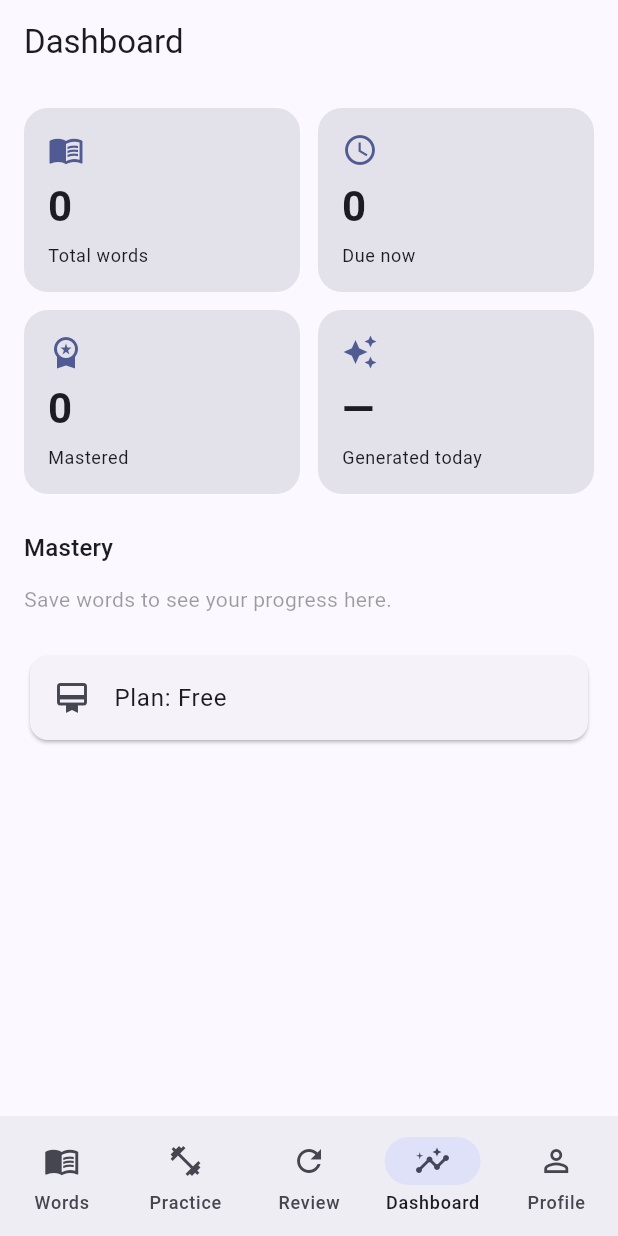
After one commit to MrYuriy/langup_mobile, a Flutter app: the DashboardScreen screen opened by its route, on a phone screen of 412 x 824 dp. The commit adds this screen. Run offline on Flutter 3.47's test engine with Material 3 defaults, Android fonts, the phone set to English and light mode, and no system bars; our stand-ins replace dio, flutter_riverpod, flutter_secure_storage, go_router, google_sign_in; accounts and stored records are empty; network calls fail.

Commit message:
Phase 5: Dashboard
- Subscription model + payments repository
- DashboardController aggregates vocabulary/review/quota/subscription (each degrades independently)
- Stat tiles, mastery breakdown bar, plan card; pull-to-refresh
- Remove ComingSoon placeholders (all tabs now real)

```diff
--- /dev/null
+++ b/lib/core/models/subscription.dart
@@ -0,0 +1,35 @@
+/// The user's subscription — matches `SubscriptionOut`.
+class Subscription {
+  const Subscription({
+    required this.status,
+    required this.planCode,
+    required this.isActive,
+    required this.currentPeriodEnd,
+    required this.cancelAtPeriodEnd,
+  });
+
+  final String status; // e.g. TRIALING, ACTIVE, NONE
+  final String? planCode;
+  final bool isActive;
+  final DateTime? currentPeriodEnd;
+  final bool cancelAtPeriodEnd;
+
+  bool get isTrial => status == 'TRIALING' && isActive;
+
+  /// Human label used by the dashboard and profile.
+  String get label {
+    if (isTrial) return 'Premium trial';
+    if (isActive) return 'Premium';
+    return 'Free';
+  }
+
+  factory Subscription.fromJson(Map<String, dynamic> json) => Subscription(
+        status: json['status'] as String,
+        planCode: json['plan_code'] as String?,
+        isActive: json['is_active'] as bool? ?? false,
+        currentPeriodEnd: json['current_period_end'] != null
+            ? DateTime.tryParse(json['current_period_end'] as String)
+            : null,
+        cancelAtPeriodEnd: json['cancel_at_period_end'] as bool? ?? false,
+      );
+}
--- /dev/null
+++ b/lib/features/dashboard/dashboard_controller.dart
@@ -0,0 +1,109 @@
+import 'package:flutter_riverpod/flutter_riverpod.dart';
+
+import '../../core/models/exercise.dart';
+import '../../core/models/subscription.dart';
+import '../../core/providers.dart';
+import '../payments/payments_repository.dart';
+import '../practice/practice_controller.dart';
+import '../review/review_repository.dart';
+import '../vocabulary/vocabulary_controller.dart';
+
+/// Read-only progress overview, computed from existing endpoints (no dedicated
+/// stats API) — mirrors the web `dashboard.js`.
+class DashboardState {
+  const DashboardState({
+    this.loading = true,
+    this.total = 0,
+    this.mastery = const {'NEW': 0, 'LEARNING': 0, 'REVIEW': 0, 'MASTERED': 0},
+    this.dueCount = 0,
+    this.dueCapped = false,
+    this.quota,
+    this.subscription,
+  });
+
+  final bool loading;
+  final int total;
+  final Map<String, int> mastery;
+  final int dueCount;
+  final bool dueCapped;
+  final GenerationQuota? quota;
+  final Subscription? subscription;
+
+  DashboardState copyWith({
+    bool? loading,
+    int? total,
+    Map<String, int>? mastery,
+    int? dueCount,
+    bool? dueCapped,
+    GenerationQuota? quota,
+    Subscription? subscription,
+  }) {
+    return DashboardState(
+      loading: loading ?? this.loading,
+      total: total ?? this.total,
+      mastery: mastery ?? this.mastery,
+      dueCount: dueCount ?? this.dueCount,
+      dueCapped: dueCapped ?? this.dueCapped,
+      quota: quota ?? this.quota,
+      subscription: subscription ?? this.subscription,
+    );
+  }
+}
+
+class DashboardController extends StateNotifier<DashboardState> {
+  DashboardController(this._ref) : super(const DashboardState()) {
+    load();
+  }
+
+  final Ref _ref;
+
+  Future<void> load() async {
+    state = state.copyWith(loading: true);
+
+    final vocabF = _ref.read(vocabularyRepositoryProvider).list(limit: 1000);
+    final dueF = _ref.read(reviewRepositoryProvider).next(limit: 100);
+    final quotaF = _ref.read(exercisesRepositoryProvider).quota();
+    final subF = _ref.read(paymentsRepositoryProvider).subscription();
+
+    var next = state.copyWith(loading: false);
+
+    // Each tile degrades independently on its own failure.
+    try {
+      final page = await vocabF;
+      final counts = {'NEW': 0, 'LEARNING': 0, 'REVIEW': 0, 'MASTERED': 0};
+      for (final w in page.items) {
+        counts[w.masteryLevel] = (counts[w.masteryLevel] ?? 0) + 1;
+      }
+      next = next.copyWith(total: page.total, mastery: counts);
+    } catch (_) {}
+
+    try {
+      final due = await dueF;
+      next = next.copyWith(dueCount: due.length, dueCapped: due.length >= 100);
+    } catch (_) {}
+
+    try {
+      next = next.copyWith(quota: await quotaF);
+    } catch (_) {}
+
+    try {
+      final sub = await subF;
+      if (sub != null) next = next.copyWith(subscription: sub);
+    } catch (_) {}
+
+    state = next;
+  }
+}
+
+final reviewRepositoryProvider = Provider<ReviewRepository>((ref) {
+  return ReviewRepository(ref.watch(apiClientProvider));
+});
+
+final paymentsRepositoryProvider = Provider<PaymentsRepository>((ref) {
+  return PaymentsRepository(ref.watch(apiClientProvider));
+});
+
+final dashboardControllerProvider =
+    StateNotifierProvider.autoDispose<DashboardController, DashboardState>((ref) {
+  return DashboardController(ref);
+});
--- /dev/null
+++ b/lib/features/dashboard/dashboard_screen.dart
@@ -0,0 +1,192 @@
+import 'package:flutter/material.dart';
+import 'package:flutter_riverpod/flutter_riverpod.dart';
+
+import '../../core/mastery.dart';
+import 'dashboard_controller.dart';
+
+class DashboardScreen extends ConsumerWidget {
+  const DashboardScreen({super.key});
+
+  @override
+  Widget build(BuildContext context, WidgetRef ref) {
+    final state = ref.watch(dashboardControllerProvider);
+    final ctrl = ref.read(dashboardControllerProvider.notifier);
+
+    return Scaffold(
+      appBar: AppBar(title: const Text('Dashboard')),
+      body: state.loading
+          ? const Center(child: CircularProgressIndicator())
+          : RefreshIndicator(
+              onRefresh: ctrl.load,
+              child: ListView(
+                padding: const EdgeInsets.all(16),
+                children: [
+                  _statGrid(context, state),
+                  const SizedBox(height: 24),
+                  _MasterySection(state: state),
+                  const SizedBox(height: 24),
+                  _PlanCard(state: state),
+                ],
+              ),
+            ),
+    );
+  }
+
+  Widget _statGrid(BuildContext context, DashboardState s) {
+    final gen = s.quota == null
+        ? '—'
+        : s.quota!.unlimited
+            ? '${s.quota!.used} · ∞'
+            : '${s.quota!.used} / ${s.quota!.limit}';
+    return GridView.count(
+      crossAxisCount: 2,
+      shrinkWrap: true,
+      physics: const NeverScrollableScrollPhysics(),
+      mainAxisSpacing: 12,
+      crossAxisSpacing: 12,
+      childAspectRatio: 1.5,
+      children: [
+        _StatTile(label: 'Total words', value: '${s.total}', icon: Icons.menu_book),
+        _StatTile(
+            label: 'Due now',
+            value: s.dueCapped ? '100+' : '${s.dueCount}',
+            icon: Icons.schedule),
+        _StatTile(
+            label: 'Mastered',
+            value: '${s.mastery['MASTERED'] ?? 0}',
+            icon: Icons.workspace_premium),
+        _StatTile(label: 'Generated today', value: gen, icon: Icons.auto_awesome),
+      ],
+    );
+  }
+}
+
+class _StatTile extends StatelessWidget {
+  const _StatTile({required this.label, required this.value, required this.icon});
+  final String label;
+  final String value;
+  final IconData icon;
+
+  @override
+  Widget build(BuildContext context) {
+    final scheme = Theme.of(context).colorScheme;
+    return Container(
+      padding: const EdgeInsets.all(16),
+      decoration: BoxDecoration(
+        color: scheme.surfaceContainerHighest,
+        borderRadius: BorderRadius.circular(16),
+      ),
+      child: Column(
+        crossAxisAlignment: CrossAxisAlignment.start,
+        mainAxisAlignment: MainAxisAlignment.spaceBetween,
+        children: [
+          Icon(icon, color: scheme.primary),
+          Text(value,
+              style: Theme.of(context)
+                  .textTheme
+                  .headlineMedium
+                  ?.copyWith(fontWeight: FontWeight.bold)),
+          Text(label, style: Theme.of(context).textTheme.bodySmall),
+        ],
+      ),
+    );
+  }
+}
+
+class _MasterySection extends StatelessWidget {
+  const _MasterySection({required this.state});
+  final DashboardState state;
+
+  @override
+  Widget build(BuildContext context) {
+    final total = state.total;
+    return Column(
+      crossAxisAlignment: CrossAxisAlignment.start,
+      children: [
+        Text('Mastery', style: Theme.of(context).textTheme.titleMedium),
+        const SizedBox(height: 12),
+        if (total == 0)
+          Text('Save words to see your progress here.',
+              style: Theme.of(context)
+                  .textTheme
+                  .bodyMedium
+                  ?.copyWith(color: Theme.of(context).disabledColor))
+        else ...[
+          ClipRRect(
+            borderRadius: BorderRadius.circular(8),
+            child: SizedBox(
+              height: 14,
+              child: Row(
+                children: [
+                  for (final level in Mastery.order)
+                    Expanded(
+                      flex: (state.mastery[level] ?? 0),
+                      child: Container(color: Mastery.color(level)),
+                    ),
+                ],
+              ),
+            ),
+          ),
+          const SizedBox(height: 12),
+          Wrap(
+            spacing: 16,
+            runSpacing: 8,
+            children: [
+              for (final level in Mastery.order)
+                _legend(context, level, state.mastery[level] ?? 0),
+            ],
+          ),
+        ],
+      ],
+    );
+  }
+
+  Widget _legend(BuildContext context, String level, int count) {
+    return Row(
+      mainAxisSize: MainAxisSize.min,
+      children: [
+        Container(
+          width: 12,
+          height: 12,
+          decoration: BoxDecoration(
+            color: Mastery.color(level),
+            borderRadius: BorderRadius.circular(3),
+          ),
+        ),
+        const SizedBox(width: 6),
+        Text('${Mastery.label(level)} · $count',
+            style: Theme.of(context).textTheme.bodySmall),
+      ],
+    );
+  }
+}
+
+class _PlanCard extends StatelessWidget {
+  const _PlanCard({required this.state});
+  final DashboardState state;
+
+  @override
+  Widget build(BuildContext context) {
+    final sub = state.subscription;
+    final label = sub?.label ?? 'Free';
+    String? renew;
+    if (sub != null && sub.currentPeriodEnd != null) {
+      final when = _date(sub.currentPeriodEnd!);
+      if (sub.isTrial) {
+        renew = 'Trial ends on $when';
+      } else if (sub.isActive) {
+        renew = sub.cancelAtPeriodEnd ? 'Ends on $when' : 'Renews on $when';
+      }
+    }
+    return Card(
+      child: ListTile(
+        leading: const Icon(Icons.card_membership),
+        title: Text('Plan: $label'),
+        subtitle: renew != null ? Text(renew) : null,
+      ),
+    );
+  }
+
+  String _date(DateTime d) =>
+      '${d.year}-${d.month.toString().padLeft(2, '0')}-${d.day.toString().padLeft(2, '0')}';
+}
```
Also changed, not shown: lib/core/router.dart (+2 -5 lines), lib/features/payments/payments_repository.dart (added, +50 -0 lines), lib/features/shell/coming_soon_screen.dart (deleted, +0 -32 lines).
